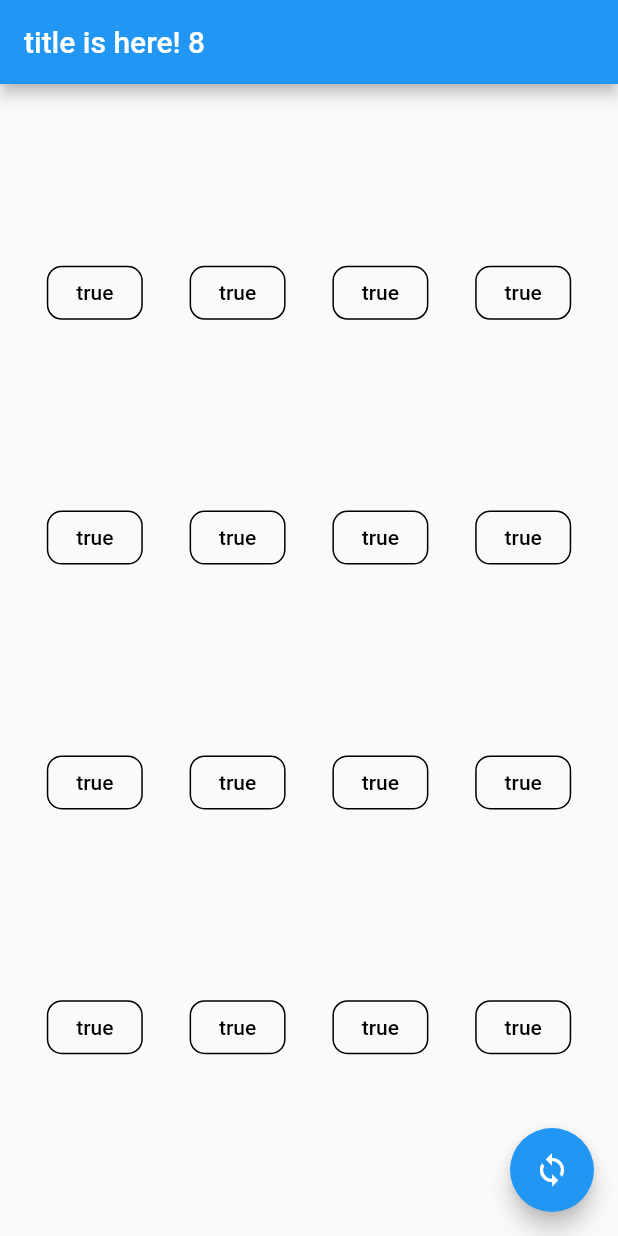
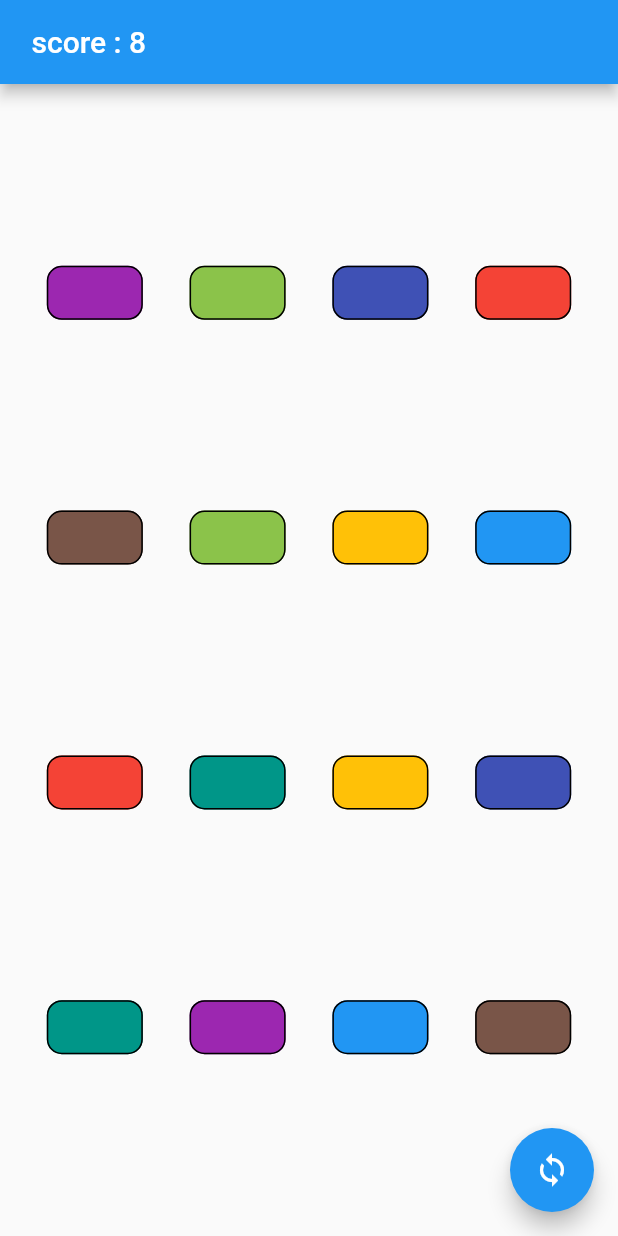
Before and after one commit to quzq/pairs, a Flutter app: the screen it shows after launch, after a tap on the "sync" icon, on a phone screen of 412 x 824 dp. Run offline on Flutter 3.47's test engine with Material 2 defaults, Android fonts, the phone set to English and light mode, and no system bars.

Commit message:
set button colors

```diff
--- a/lib/main.dart
+++ b/lib/main.dart
@@ -24,7 +24,7 @@ class MyApp extends StatelessWidget {
         // is not restarted.
         primarySwatch: Colors.blue,
       ),
-      home: Scaffold(body: MyHomePage(title: 'title is here!')),
+      home: Scaffold(body: MyHomePage(title: 'Pairs ')),
     );
   }
 }
@@ -47,21 +47,27 @@ class MyHomePage extends StatefulWidget {
   _MyHomePageState createState() => _MyHomePageState();
 }
 
-// List shuffleArray(List items) {
-//   var random = new Random();
+List shuffleArray(List items) {
+  var random = new Random();
 
-//   // Go through all elements.
-//   for (var i = items.length - 1; i > 0; i--) {
-//     // Pick a pseudorandom number according to the list length
-//     var n = random.nextInt(i + 1);
+  for (var i = items.length - 1; i > 0; i--) {
+    var n = random.nextInt(i + 1);
 
-//     var temp = items[i];
-//     items[i] = items[n];
-//     items[n] = temp;
-//   }
+    var temp = items[i];
+    items[i] = items[n];
+    items[n] = temp;
+  }
 
-//   return items;
-// }
+  return items;
+}
+
+List chunkArray(list, int length) {
+  List chunks = [];
+  for (var i = 0; i < list.length; i += length) {
+    chunks.add(list.sublist(i, i + 2 > list.length ? list.length : i + length));
+  }
+  return chunks;
+}
 
 class _MyHomePageState extends State<MyHomePage> {
   List<int> _numbers = [];
@@ -70,39 +76,51 @@ class _MyHomePageState extends State<MyHomePage> {
   bool _showAnswer = false;
   String _debug = '';
   int _score = 0;
-  bool isStarting = false;
+  int _highScore = 0;
+  bool _isStarting = false;
   _MyHomePageState() {
     //_init();
-  }
-
-  List chunkArray(list, int length) {
-    List chunks = [];
-    for (var i = 0; i < list.length; i += length) {
-      chunks
-          .add(list.sublist(i, i + 2 > list.length ? list.length : i + length));
-    }
-    return chunks;
   }
 
   void _init() {
     List<int> seed = new List.generate(8, (i) => i);
     setState(() {
       _numbers = seed + seed;
-      //_numbers = shuffleArray(_numbers) as List<int>;
+      _numbers = shuffleArray(_numbers) as List<int>;
       _visibilities = new List.generate(_numbers.length, (i) => true);
       _score = seed.length;
       _selectedIndex = null;
     });
   }
 
+  int _countVisibled() {
+    return _visibilities.fold<int>(0, (prev, i) {
+      return prev + (i ? 1 : 0);
+    });
+  }
+
+  Color _getColor(int number) {
+    List<Color> colors = [
+      Colors.red,
+      Colors.lightGreen,
+      Colors.blue,
+      Colors.amber,
+      Colors.brown,
+      Colors.indigo,
+      Colors.teal,
+      Colors.purple,
+    ];
+    return colors[number];
+  }
+
   @override
   Widget build(BuildContext context) {
     final Size deviceSize = MediaQuery.of(context).size;
 
-    Widget getButtonMatrix(List<int> numbers) {
+    Widget gameScreen() {
       int columnsLength = 4;
       var rows =
-          chunkArray(numbers, columnsLength).asMap().entries.map((rowEntry) {
+          chunkArray(_numbers, columnsLength).asMap().entries.map((rowEntry) {
         int rowIndex = rowEntry.key;
         List<int> rowValue = rowEntry.value;
         return Row(
@@ -111,29 +129,29 @@ class _MyHomePageState extends State<MyHomePage> {
               int colIndex = rowIndex * columnsLength + colEntry.key;
               int colValue = colEntry.value;
               bool colVisibility = _visibilities[colIndex];
-              return OutlinedButton(
-                child: Text(
-                    _showAnswer || _selectedIndex == colIndex || !colVisibility
-                        ? colValue.toString()
-                        : colVisibility.toString()),
+              return TextButton(
+                child: Text(''),
                 style: OutlinedButton.styleFrom(
                   primary: Colors.black,
                   shape: RoundedRectangleBorder(
                     borderRadius: BorderRadius.circular(10),
                   ),
                   side: const BorderSide(),
+                  backgroundColor: _showAnswer ||
+                          _selectedIndex == colIndex ||
+                          !colVisibility
+                      ? _getColor(colValue)
+                      : Colors.white,
                 ),
                 onPressed: !_visibilities[colIndex]
                     ? null
                     : () {
                         setState(() {
-                          if (_selectedIndex != null) {
-                            int lastValue = _numbers[_selectedIndex ?? 99];
-                            _debug = colValue.toString() +
-                                ':' +
-                                lastValue.toString();
-                            if (colValue == lastValue &&
-                                _selectedIndex != colIndex) {
+                          int? lastValue = _selectedIndex == null
+                              ? null
+                              : _numbers[_selectedIndex ?? 99];
+                          if (colValue == lastValue) {
+                            if (_selectedIndex != colIndex) {
                               _visibilities = _visibilities
                                   .asMap()
                                   .entries
@@ -143,11 +161,20 @@ class _MyHomePageState extends State<MyHomePage> {
                                     ? false
                                     : visibilityEntry.value;
                               }).toList();
-                            } else {
-                              _score--;
                             }
+                            _selectedIndex = null;
+                          } else {
+                            if (_selectedIndex != null) _score--;
+                            _selectedIndex = colIndex;
                           }
-                          _selectedIndex = colIndex;
+                          if (_score == 0) {
+                            _isStarting = false;
+                          }
+                          if (_countVisibled() == 0) {
+                            _isStarting = false;
+                            _highScore =
+                                _score > _highScore ? _score : _highScore;
+                          }
                         });
                       },
               );
@@ -158,13 +185,23 @@ class _MyHomePageState extends State<MyHomePage> {
           children: rows.toList());
     }
 
+    Widget resultScrreen() {
+      return Column(
+        mainAxisAlignment: MainAxisAlignment.spaceEvenly,
+        children: [
+          Text(_score == 0 ? 'game over' : 'clear !'),
+          Text(_score == 0 ? '' : 'Your score is ' + _score.toString()),
+        ],
+      );
+    }
+
     return Scaffold(
       appBar: AppBar(
           title: Text(
-        widget.title + ' ' + _score.toString() + ' ' + _debug,
+        ' score : ' + _score.toString() + ' ' + _debug,
       )),
       body: Center(
-        child: _score > 0 ? getButtonMatrix(_numbers) : Text('game over'),
+        child: _isStarting ? gameScreen() : resultScrreen(),
       ),
       floatingActionButton: FloatingActionButton(
         onPressed: _showAnswer
@@ -173,9 +210,10 @@ class _MyHomePageState extends State<MyHomePage> {
                 _init();
                 setState(() {
                   _showAnswer = true;
+                  _isStarting = true;
                 });
                 Timer.periodic(
-                  Duration(seconds: 1),
+                  Duration(seconds: 3),
                   (Timer t) {
                     setState(() {
                       _showAnswer = false;
```
